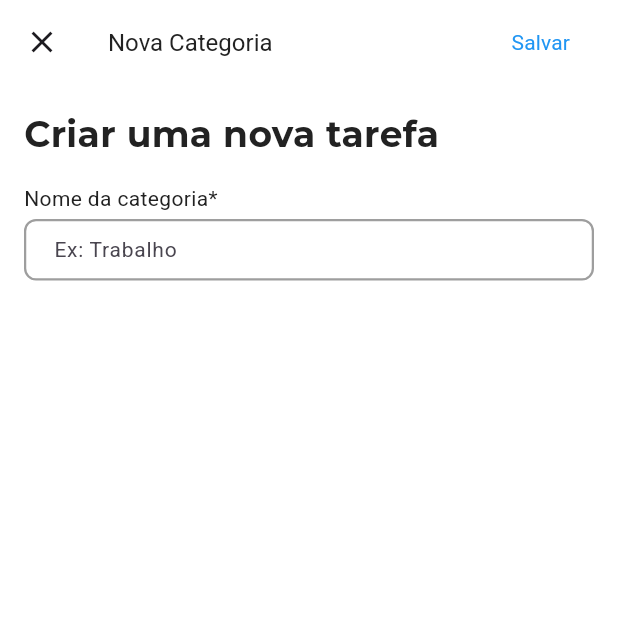
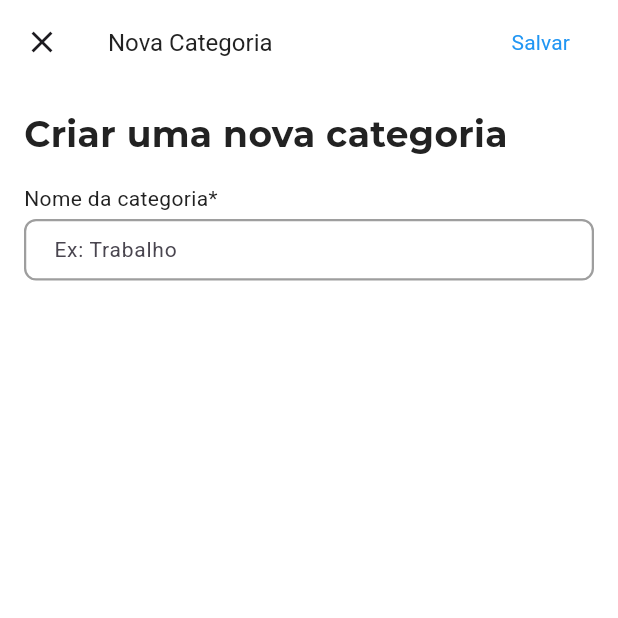
Before and after one commit to DIMAAGR/idez_test, a Flutter app: the CategoriesManageView screen opened by its route, on a phone screen of 412 x 824 dp, the top half of it. Run offline on Flutter 3.47's test engine with Material 3 defaults, Android fonts, the phone set to English and light mode, and no system bars; our stand-ins replace dartz, flutter_mobx, get_it, mask_text_input_formatter, mobx, shared_preferences; accounts and stored records are empty; generated files the repository leaves out were written again.

Commit message:
Update lib/src/modules/categories/presentation/view/categories_manage_view.dart
Co-authored-by: Copilot <175728472+Copilot@users.noreply.github.com>

```diff
--- a/lib/src/modules/categories/presentation/view/categories_manage_view.dart
+++ b/lib/src/modules/categories/presentation/view/categories_manage_view.dart
@@ -113,7 +113,7 @@ class _CategoriesManageViewState extends State<CategoriesManageView> {
         crossAxisAlignment: CrossAxisAlignment.start,
         children: [
           Text(
-            widget.isCreate ? 'Criar uma nova tarefa' : 'Editar tarefa',
+            widget.isCreate ? 'Criar uma nova categoria' : 'Editar categoria',
             style: AppTheme.textStyles.h5,
           ),
           SizedBox(height: 16),
```
